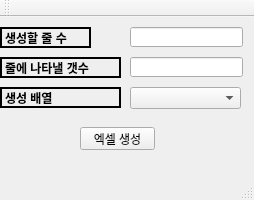
Old version of the form mainwindow.ui in the repository LeeChiWon/RandomNumber.
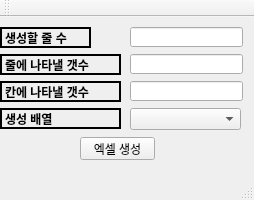
New version of the form. Icons and pictures are not drawn.

Diff of the .ui file:
```diff
--- a/mainwindow.ui
+++ b/mainwindow.ui
@@ -69,7 +69,7 @@
     <property name="geometry">
      <rect>
       <x>80</x>
-      <y>110</y>
+      <y>120</y>
       <width>75</width>
       <height>23</height>
      </rect>
@@ -82,7 +82,7 @@
     <property name="geometry">
      <rect>
       <x>130</x>
-      <y>40</y>
+      <y>37</y>
       <width>113</width>
       <height>20</height>
      </rect>
@@ -95,7 +95,7 @@
     <property name="geometry">
      <rect>
       <x>0</x>
-      <y>40</y>
+      <y>37</y>
       <width>121</width>
       <height>21</height>
      </rect>
@@ -117,7 +117,7 @@
     <property name="geometry">
      <rect>
       <x>0</x>
-      <y>70</y>
+      <y>91</y>
       <width>121</width>
       <height>21</height>
      </rect>
@@ -139,12 +139,47 @@
     <property name="geometry">
      <rect>
       <x>130</x>
-      <y>70</y>
+      <y>91</y>
       <width>111</width>
       <height>22</height>
      </rect>
     </property>
    </widget>
+   <widget class="QLineEdit" name="lineEdit_CellNumber">
+    <property name="geometry">
+     <rect>
+      <x>130</x>
+      <y>64</y>
+      <width>113</width>
+      <height>20</height>
+     </rect>
+    </property>
+    <property name="inputMask">
+     <string/>
+    </property>
+   </widget>
+   <widget class="QLabel" name="label_8">
+    <property name="geometry">
+     <rect>
+      <x>0</x>
+      <y>64</y>
+      <width>121</width>
+      <height>21</height>
+     </rect>
+    </property>
+    <property name="font">
+     <font>
+      <weight>75</weight>
+      <bold>true</bold>
+     </font>
+    </property>
+    <property name="frameShape">
+     <enum>QFrame::WinPanel</enum>
+    </property>
+    <property name="text">
+     <string>칸에 나타낼 갯수</string>
+    </property>
+   </widget>
   </widget>
   <widget class="QMenuBar" name="menuBar">
    <property name="geometry">
```
